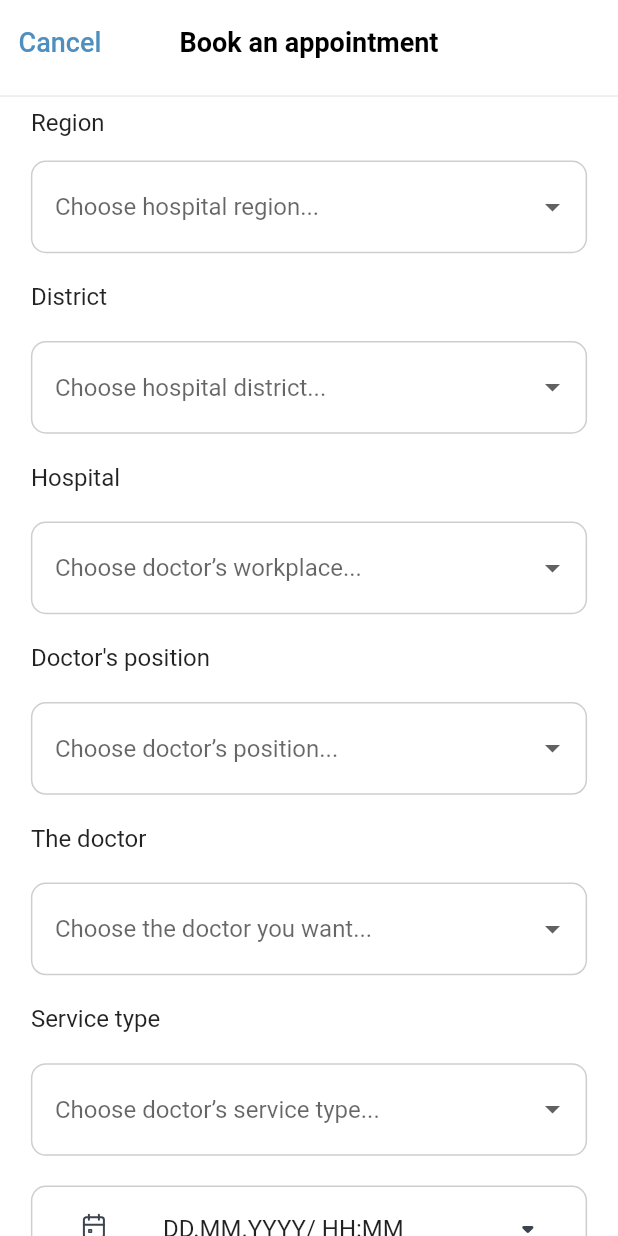
After one commit to ibragimovAzizbek/e-med, a Flutter app: the AddNewAppointmentView screen opened by its route, on a phone screen of 412 x 824 dp. The commit adds this screen. Run offline on Flutter 3.47's test engine with Material 2 defaults, Android fonts, the phone set to English and light mode, and no system bars; our stand-ins replace flutter_bloc, flutter_svg, syncfusion_flutter_calendar; missing offline and left inert: calendar_calendar.

Commit message:
Compeleted in book an appointment

```diff
--- /dev/null
+++ b/lib/core/components/addAppointmentComp/appointment_comp.dart
@@ -0,0 +1,126 @@
+import 'package:emed/data/mock/regions_district/mock_data.dart';
+import 'package:emed/views/addNewAppointment/cubit/add_new_appointment_cubit.dart';
+import 'package:flutter/material.dart';
+import 'package:flutter_bloc/flutter_bloc.dart';
+
+DropdownButton changeStatus(
+  BuildContext context, {
+  required value,
+  required items,
+  required int mode,
+  required String text,
+}) =>
+    DropdownButton(
+      hint: Text(text),
+      value: value,
+      borderRadius: BorderRadius.circular(12),
+      items: items,
+      onChanged: (status) {
+        switch (mode) {
+          case 0:
+            context.read<AddNewAppointmentCubit>().changeRegion(status);
+            break;
+          case 1:
+            context.read<AddNewAppointmentCubit>().changeDistrict(status);
+            break;
+          case 2:
+            context.read<AddNewAppointmentCubit>().changeHospital(status);
+            break;
+          case 3:
+            context.read<AddNewAppointmentCubit>().changeDoctorPosition(status);
+            break;
+          case 4:
+            context.read<AddNewAppointmentCubit>().changeDoctor(status);
+            break;
+          case 5:
+            context.read<AddNewAppointmentCubit>().changeService(status);
+            break;
+          case 6:
+            context.read<AddNewAppointmentCubit>().changeTime(status);
+            break;
+        }
+      },
+    );
+
+// ? -- -- -- -- -- -- -- -- -- -- -- -- -- items bottom
+
+List<DropdownMenuItem<String>> itemsregion = [
+  DropdownMenuItem(
+    value: 'toshkent',
+    child: Text(mockData['regions'][0]['region']),
+  ),
+  DropdownMenuItem(
+    value: 'toshkentV',
+    child: Text(mockData['regions'][1]['region']),
+  ),
+];
+
+List<DropdownMenuItem<String>> itemsdistrictT = [
+  DropdownMenuItem(
+    value: mockData['regions'][0]['districts'][0],
+    child: Text(mockData['regions'][0]['districts'][0]),
+  ),
+  DropdownMenuItem(
+    value: mockData['regions'][0]['districts'][1],
+    child: Text(mockData['regions'][0]['districts'][1]),
+  ),
+];
+
+List<DropdownMenuItem<String>> itemsdistrictTV = [
+  DropdownMenuItem(
+    value: mockData['regions'][1]['districts'][0],
+    child: Text(mockData['regions'][1]['districts'][0]),
+  ),
+  DropdownMenuItem(
+    value: mockData['regions'][1]['districts'][1],
+    child: Text(mockData['regions'][1]['districts'][1]),
+  ),
+];
+
+List<DropdownMenuItem<String>> itemsHospital = const [
+  DropdownMenuItem(
+    value: 'central',
+    child: Text("Central hospital"),
+  ),
+  DropdownMenuItem(
+    value: "child",
+    child: Text("Child Hospital"),
+  ),
+];
+
+List<DropdownMenuItem<String>> itemsPosition = const [
+  DropdownMenuItem(
+    value: 'derotolog',
+    child: Text("Dermotolog"),
+  ),
+  DropdownMenuItem(
+    value: "nurse",
+    child: Text("Nurse"),
+  ),
+];
+
+List<DropdownMenuItem<String>> itemsDoctor = const [
+  DropdownMenuItem(
+    value: 'ali',
+    child: Text("Ali"),
+  ),
+  DropdownMenuItem(
+    value: "vali",
+    child: Text("Vali"),
+  ),
+];
+
+List<DropdownMenuItem> itemsService = const [
+  DropdownMenuItem(
+    value: 'concultation',
+    child: Text("Concultation\n30 minutes"),
+  ),
+  DropdownMenuItem(
+    value: 'coolService',
+    child: Text("Some cool service\n1 hour"),
+  ),
+  DropdownMenuItem(
+    value: 'coolAnother',
+    child: Text("Another cool service\n40 minutes"),
+  ),
+];
--- /dev/null
+++ b/lib/core/components/app_bar/addNewAppointment/add_appointment_appbar.dart
@@ -0,0 +1,29 @@
+import 'package:emed/core/constants/color_const.dart';
+import 'package:emed/services/naigation/navigation_service.dart';
+import 'package:emed/views/addNewAppointment/cubit/add_new_appointment_cubit.dart';
+import 'package:flutter/material.dart';
+
+get addNewAppointmentAppBar => AppBar(
+      leadingWidth: 80,
+      leading: TextButton(
+        child: Text(
+          "Cancel",
+          style: TextStyle(
+            fontSize: 18,
+            color: ColorConst.blue,
+          ),
+        ),
+        onPressed: () {
+          NavigationService.pop();
+        },
+      ),
+      centerTitle: true,
+      title: Text(
+        "Book an appointment",
+        style: TextStyle(
+          fontSize: 18,
+          fontWeight: FontWeight.bold,
+          color: ColorConst.black,
+        ),
+      ),
+    );
--- /dev/null
+++ b/lib/core/widgets/addNewAppointment/new_appontment_body.dart
@@ -0,0 +1,179 @@
+import 'package:calendar_calendar/calendar_calendar.dart';
+import 'package:emed/core/components/addAppointmentComp/appointment_comp.dart';
+import 'package:emed/core/constants/color_const.dart';
+import 'package:emed/extension/mq_extension.dart';
+import 'package:emed/views/addNewAppointment/cubit/add_new_appointment_cubit.dart';
+import 'package:flutter/cupertino.dart';
+import 'package:flutter/material.dart';
+import 'package:flutter_bloc/flutter_bloc.dart';
+import 'package:flutter_svg/flutter_svg.dart';
+
+class AddNewAppointmentBodyWidget extends StatelessWidget {
+  AddNewAppointmentBodyWidget({Key? key}) : super(key: key);
+
+  @override
+  Widget build(BuildContext context) {
+    return SingleChildScrollView(
+      child: Column(
+        mainAxisAlignment: MainAxisAlignment.center,
+        crossAxisAlignment: CrossAxisAlignment.start,
+        children: [
+          const Divider(),
+          inpuDataName("Region", context),
+          const SizedBox(height: 16),
+          inputDataMethodWithMenu(
+            context,
+            dropdownButton: changeStatus(
+              context,
+              items: itemsregion,
+              text: "Choose hospital region...",
+              value: context.watch<AddNewAppointmentCubit>().regionValue,
+              mode: 0,
+            ),
+          ),
+          SizedBox(height: context.h * 0.024),
+          inpuDataName('District', context),
+          SizedBox(height: context.h * 0.024),
+          inputDataMethodWithMenu(
+            context,
+            dropdownButton: changeStatus(context,
+                items: context.watch<AddNewAppointmentCubit>().districtValue ==
+                        "Toshkent shahri"
+                    ? itemsdistrictT
+                    : itemsdistrictTV,
+                text: "Choose hospital district...",
+                value: context.watch<AddNewAppointmentCubit>().districtValue,
+                mode: 1),
+          ),
+          SizedBox(height: context.h * 0.024),
+          inpuDataName('Hospital', context),
+          SizedBox(height: context.h * 0.024),
+          inputDataMethodWithMenu(
+            context,
+            dropdownButton: changeStatus(
+              context,
+              items: itemsHospital,
+              text: "Choose doctor’s workplace...",
+              value: context.watch<AddNewAppointmentCubit>().hospitalValue,
+              mode: 2,
+            ),
+          ),
+          SizedBox(height: context.h * 0.024),
+          inpuDataName("Doctor's position", context),
+          SizedBox(height: context.h * 0.024),
+          inputDataMethodWithMenu(
+            context,
+            dropdownButton: changeStatus(
+              context,
+              value:
+                  context.watch<AddNewAppointmentCubit>().doctorPositionValue,
+              items: itemsPosition,
+              text: "Choose doctor’s position...",
+              mode: 3,
+            ),
+          ),
+          SizedBox(height: context.h * 0.024),
+          inpuDataName("The doctor", context),
+          SizedBox(height: context.h * 0.024),
+          inputDataMethodWithMenu(
+            context,
+            dropdownButton: changeStatus(
+              context,
+              value: context.watch<AddNewAppointmentCubit>().doctorValue,
+              items: itemsDoctor,
+              text: "Choose the doctor you want...",
+              mode: 4,
+            ),
+          ),
+          SizedBox(height: context.h * 0.024),
+          inpuDataName("Service type", context),
+          SizedBox(height: context.h * 0.024),
+          inputDataMethodWithMenu(
+            context,
+            dropdownButton: changeStatus(
+              context,
+              value: context.watch<AddNewAppointmentCubit>().serviceValue,
+              items: itemsService,
+              text: "Choose doctor’s service type...",
+              mode: 5,
+            ),
+          ),
+          SizedBox(height: context.h * 0.024),
+          Center(
+            child: Container(
+              padding: const EdgeInsets.only(left: 15, right: 10),
+              width: context.w * 0.9,
+              height: context.h * 0.075,
+              decoration: BoxDecoration(
+                border: Border.all(color: ColorConst.grey05),
+                borderRadius: BorderRadius.circular(10),
+              ),
+              child: ListTile(
+                leading:
+                    SvgPicture.asset('assets/icons/calendar.svg', width: 20),
+                title: const Text("DD.MM.YYYY/ HH:MM"),
+                trailing: SvgPicture.asset(
+                  'assets/icons/arrow_drop_down.svg',
+                  width: 25,
+                ),
+                onTap: () {
+                  shoSnackBarInCalendar(context);
+                },
+              ),
+            ),
+          ),
+          const SizedBox(height: 20),
+          Center(
+            child: ElevatedButton(
+              style: ElevatedButton.styleFrom(
+                primary: ColorConst.blue,
+                fixedSize: Size(
+                  context.w * 0.9,
+                  context.h * 0.073,
+                ),
+                shape: RoundedRectangleBorder(
+                  borderRadius: BorderRadius.circular(12),
+                ),
+              ),
+              child: const Text(
+                "Confirm",
+                style: TextStyle(
+                  fontSize: 18,
+                ),
+              ),
+              onPressed: () {},
+            ),
+          ),
+          const SizedBox(height: 30),
+        ],
+      ),
+    );
+  }
+
+  shoSnackBarInCalendar(context) => showModalBottomSheet(
+      context: context,
+      builder: (context) {
+        return Text("data");
+      });
+
+  Center inputDataMethodWithMenu(BuildContext context,
+      {required DropdownButton dropdownButton}) {
+    return Center(
+      child: Container(
+        padding: const EdgeInsets.only(left: 15, right: 10),
+        width: context.w * 0.9,
+        height: context.h * 0.075,
+        decoration: BoxDecoration(
+          border: Border.all(color: ColorConst.grey05),
+          borderRadius: BorderRadius.circular(10),
+        ),
+        child: DropdownButtonHideUnderline(child: dropdownButton),
+      ),
+    );
+  }
+
+  Padding inpuDataName(String name, BuildContext context) => Padding(
+        padding: EdgeInsets.only(left: context.w * 0.05),
+        child: Text(name, style: const TextStyle(fontSize: 16)),
+      );
+}
--- a/lib/main.dart
+++ b/lib/main.dart
@@ -1,5 +1,7 @@
 import 'package:emed/core/components/theme/theme_comp.dart';
 import 'package:emed/routes/routes.dart';
+import 'package:emed/services/naigation/navigation_service.dart';
+import 'package:emed/views/addNewAppointment/cubit/add_new_appointment_cubit.dart';
 import 'package:emed/views/auth/cubit/auth_cubit.dart';
 import 'package:emed/views/home/cubit/home_cubit.dart';
 import 'package:flutter/material.dart';
@@ -10,7 +12,8 @@ void main() {
     MultiBlocProvider(
       providers: [
         BlocProvider(create: (context) => AuthCubit()),
-        BlocProvider(create: (context) => HomeCubit())
+        BlocProvider(create: (context) => HomeCubit()),
+        BlocProvider(create: (context) => AddNewAppointmentCubit())
       ],
       child: const MyApp(),
     ),
@@ -26,6 +29,7 @@ class MyApp extends StatelessWidget {
       debugShowCheckedModeBanner: false,
       title: 'E-med',
       theme: lightMode,
+      navigatorKey: NavigationService.navigatorKey,
       initialRoute: '/splash',
       onGenerateRoute: RouteController.inherentce.onGenerateRoute,
     );
--- a/lib/routes/routes.dart
+++ b/lib/routes/routes.dart
@@ -1,3 +1,4 @@
+import 'package:emed/views/addNewAppointment/view/add_appointment_view.dart';
 import 'package:emed/views/auth/view/signUp/check_phone_number_view.dart';
 import 'package:emed/views/auth/view/signUp/personal_id_view.dart';
 import 'package:emed/views/auth/view/sign_in/sign_in_view.dart';
@@ -38,6 +39,9 @@ class RouteController {
 
       case '/home':
         return MaterialPageRoute(builder: (context) => HomeView());
+
+      case '/addNewAppoinment':
+        return MaterialPageRoute(builder: (context) => AddNewAppointmentView());
     }
   }
 }
--- /dev/null
+++ b/lib/services/naigation/navigation_service.dart
@@ -0,0 +1,10 @@
+import 'package:flutter/material.dart';
+
+class NavigationService {
+  static final GlobalKey<NavigatorState> navigatorKey =
+      GlobalKey<NavigatorState>();
+
+  static void pop() {
+    return navigatorKey.currentState!.pop();
+  }
+}
--- a/lib/views/addNewAppointment/cubit/add_new_appointment_cubit.dart
+++ b/lib/views/addNewAppointment/cubit/add_new_appointment_cubit.dart
@@ -3,4 +3,49 @@ import 'package:flutter_bloc/flutter_bloc.dart';
 
 class AddNewAppointmentCubit extends Cubit<AddNewAppointmentState> {
   AddNewAppointmentCubit() : super(AddNewAppointmentInitial());
+
+  String? regionValue;
+  String? districtValue;
+  String? hospitalValue;
+  String? doctorPositionValue;
+  String? doctorValue;
+  String? serviceValue;
+  String? timeValue;
+
+  int indexDistrict = 0;
+
+  changeRegion(String region) {
+    regionValue = region;
+    emit(AddNewAppointmentInitial());
+  }
+
+  changeDistrict(String district) {
+    districtValue = district;
+    emit(AddNewAppointmentInitial());
+  }
+
+  changeHospital(String hospital) {
+    hospitalValue = hospital;
+    emit(AddNewAppointmentInitial());
+  }
+
+  changeDoctorPosition(String position) {
+    doctorPositionValue = position;
+    emit(AddNewAppointmentInitial());
+  }
+
+  changeDoctor(String doctor) {
+    doctorValue = doctor;
+    emit(AddNewAppointmentInitial());
+  }
+
+  changeService(String service) {
+    serviceValue = service;
+    emit(AddNewAppointmentInitial());
+  }
+
+  changeTime(String time) {
+    timeValue = time;
+    emit(AddNewAppointmentInitial());
+  }
 }
--- a/lib/views/addNewAppointment/view/add_appointment_view.dart
+++ b/lib/views/addNewAppointment/view/add_appointment_view.dart
@@ -1,16 +1,29 @@
+import 'package:emed/core/components/app_bar/addNewAppointment/add_appointment_appbar.dart';
+import 'package:emed/core/widgets/addNewAppointment/new_appontment_body.dart';
+import 'package:emed/views/addNewAppointment/cubit/add_new_appointment_cubit.dart';
+import 'package:emed/views/addNewAppointment/state/add_appointment_state.dart';
 import 'package:flutter/material.dart';
 import 'package:flutter_bloc/flutter_bloc.dart';
 
-class AddNewAppointment extends StatelessWidget {
-  const AddNewAppointment({Key? key}) : super(key: key);
+class AddNewAppointmentView extends StatelessWidget {
+  const AddNewAppointmentView({Key? key}) : super(key: key);
 
   @override
   Widget build(BuildContext context) {
-    return BlocConsumer(
-      listener: (context, state) {},
-      builder: (context, state) {
-        return Text("data");
-      },
+    return Scaffold(
+      appBar: addNewAppointmentAppBar,
+      body: BlocConsumer<AddNewAppointmentCubit, AddNewAppointmentState>(
+        listener: (context, state) {},
+        builder: (context, state) {
+          if (state is AddNewAppointmentInitial) {
+            return AddNewAppointmentBodyWidget();
+          } else if (state is AddNewAppointmentLoading) {
+            return const Center(child: CircularProgressIndicator.adaptive());
+          } else {
+            return const Center(child: Text("NIMADIR XATO"));
+          }
+        },
+      ),
     );
   }
 }
--- a/pubspec.yaml
+++ b/pubspec.yaml
@@ -41,6 +41,8 @@ dependencies:
   syncfusion_flutter_calendar: ^20.1.57
   hive: ^2.2.1
   hive_flutter: ^1.1.0
+  calendar_appbar: ^0.0.6
+  calendar_calendar: ^1.0.0
 
 dev_dependencies:
   flutter_test:
```
Also changed, not shown: lib/data/mock/regions_district/mock_data.dart (added, +250 -0 lines), assets/icons/arrow_drop_down.svg (added), assets/icons/calendar.svg (added), flutter_01.png (added), pubspec.lock.
